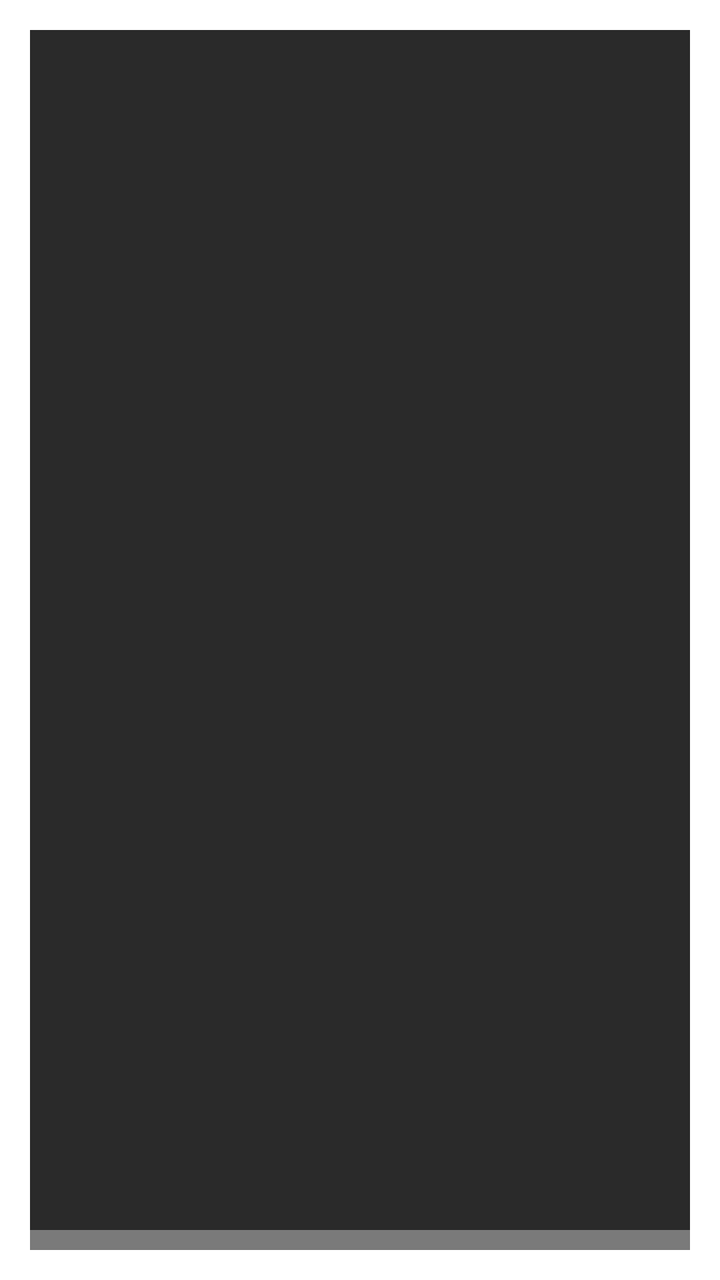
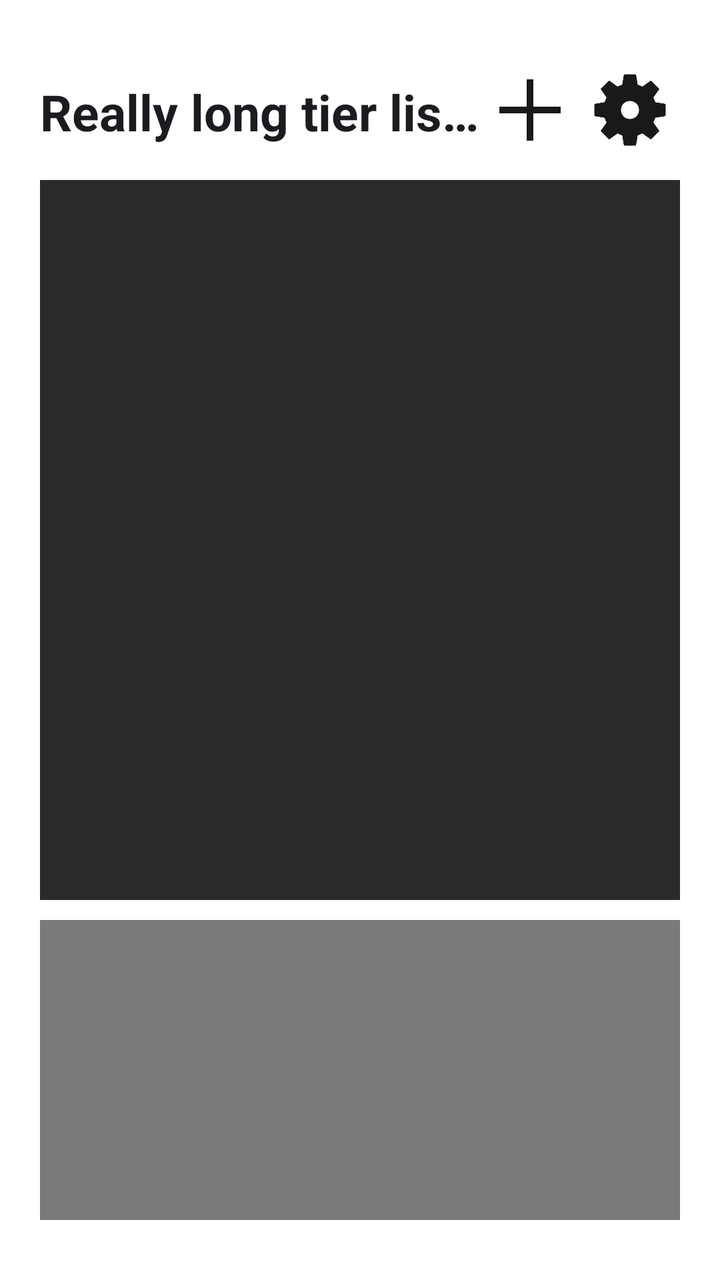

Screens rendered from an Android XML layout before and after an edit, with the pre-edit source and the edit as a unified diff.
<!-- AndroidManifest.xml: activity theme Theme.Sample_project -->
<!-- res/layout/activity_main.xml -->
<?xml version="1.0" encoding="utf-8"?>
<androidx.constraintlayout.widget.ConstraintLayout xmlns:android="http://schemas.android.com/apk/res/android"
    xmlns:app="http://schemas.android.com/apk/res-auto"
    xmlns:tools="http://schemas.android.com/tools"
    android:layout_width="match_parent"
    android:layout_height="wrap_content"
    android:alpha="1"
    android:background="#FFFFFF"
    android:padding="15dp">

    <View
        android:id="@+id/view"
        android:layout_width="match_parent"
        android:layout_height="0dp"
        app:layout_constraintTop_toTopOf="parent"
        tools:layout_editor_absoluteX="16dp" />

    <androidx.recyclerview.widget.RecyclerView
        android:id="@+id/unplaced_items"
        android:layout_width="match_parent"
        android:layout_height="250dp"
        android:background="#7A7A7A"
        android:columnWidth="90dp"
        android:numColumns="auto_fit"
        android:padding="4dp"
        app:layout_constraintBottom_toBottomOf="parent"
        app:layout_constraintStart_toStartOf="parent" />

    <ScrollView
        android:layout_width="match_parent"
        android:layout_height="600dp"
        android:background="#2A2A2A"
        android:paddingLeft="4dp"
        android:paddingTop="8dp"
        android:paddingRight="4dp"
        android:paddingBottom="8dp"
        app:layout_constraintStart_toStartOf="parent"
        app:layout_constraintTop_toTopOf="parent">


        <LinearLayout
            android:id="@+id/tier_container"
            android:layout_width="match_parent"
            android:layout_height="wrap_content"
            android:orientation="vertical">
        </LinearLayout>
    </ScrollView>

</androidx.constraintlayout.widget.ConstraintLayout>
<!-- resources referenced by this layout -->
<resources>
  <style name="Theme.Sample_project" parent="Base.Theme.Sample_project" />
  <style name="Base.Theme.Sample_project" parent="Theme.Material3.DayNight.NoActionBar">
          
          
          <item name="android:windowBackground">@color/cardview_light_background</item>
      </style>
</resources>

<!-- the commit's change to res/layout/activity_main.xml (unified diff, before → after) -->
@@ -1,49 +1,83 @@
 <?xml version="1.0" encoding="utf-8"?>
-<androidx.constraintlayout.widget.ConstraintLayout xmlns:android="http://schemas.android.com/apk/res/android"
+<androidx.constraintlayout.widget.ConstraintLayout
+    xmlns:android="http://schemas.android.com/apk/res/android"
     xmlns:app="http://schemas.android.com/apk/res-auto"
-    xmlns:tools="http://schemas.android.com/tools"
     android:layout_width="match_parent"
-    android:layout_height="wrap_content"
+    android:layout_height="match_parent"
     android:alpha="1"
-    android:background="#FFFFFF"
-    android:padding="15dp">
+    android:background="#FFFFFF">
 
-    <View
-        android:id="@+id/view"
+    <LinearLayout
+        android:id="@+id/mainLayout"
         android:layout_width="match_parent"
-        android:layout_height="0dp"
-        app:layout_constraintTop_toTopOf="parent"
-        tools:layout_editor_absoluteX="16dp" />
-
-    <androidx.recyclerview.widget.RecyclerView
-        android:id="@+id/unplaced_items"
-        android:layout_width="match_parent"
-        android:layout_height="250dp"
-        android:background="#7A7A7A"
-        android:columnWidth="90dp"
-        android:numColumns="auto_fit"
-        android:padding="4dp"
-        app:layout_constraintBottom_toBottomOf="parent"
-        app:layout_constraintStart_toStartOf="parent" />
-
-    <ScrollView
-        android:layout_width="match_parent"
-        android:layout_height="600dp"
-        android:background="#2A2A2A"
-        android:paddingLeft="4dp"
-        android:paddingTop="8dp"
-        android:paddingRight="4dp"
-        android:paddingBottom="8dp"
-        app:layout_constraintStart_toStartOf="parent"
+        android:layout_height="match_parent"
+        android:orientation="vertical"
+        android:paddingBottom="30dp"
+        android:paddingTop="30dp"
+        android:paddingLeft="20dp"
+        android:paddingRight="20dp"
         app:layout_constraintTop_toTopOf="parent">
 
-
         <LinearLayout
-            android:id="@+id/tier_container"
             android:layout_width="match_parent"
             android:layout_height="wrap_content"
-            android:orientation="vertical">
+            android:orientation="horizontal">
+            <TextView
+                android:id="@+id/tierListTitle"
+                android:layout_width="0dp"
+                android:layout_height="match_parent"
+                android:layout_weight="1"
+                android:paddingTop="9dp"
+                android:paddingBottom="9dp"
+                android:text="Really long tier list name to see how we deal with it"
+                android:textAppearance="@style/TextAppearance.AppCompat.Large"
+                android:textSize="25sp"
+                android:textStyle="bold"
+                android:textAlignment="viewStart"
+                android:ellipsize="end"
+                android:maxLines="1"/>
+            <ImageButton
+                android:id="@+id/plusIcon"
+                android:layout_width="50dp"
+                android:layout_height="50dp"
+                android:padding="5dp"
+                android:background="@null"
+                app:tint="#191919"
+                android:scaleType="centerCrop"
+                app:srcCompat="@drawable/plus"/>
+            <ImageButton
+                android:id="@+id/tierSettings"
+                android:layout_width="50dp"
+                android:layout_height="50dp"
+                android:padding="5dp"
+                android:background="@null"
+                app:tint="#191919"
+                android:scaleType="centerCrop"
+                app:srcCompat="@drawable/tiersettings"/>
         </LinearLayout>
-    </ScrollView>
+
+        <androidx.recyclerview.widget.RecyclerView
+            android:id="@+id/tierContainer"
+            android:layout_width="match_parent"
+            android:layout_height="0dp"
+            android:layout_weight="1"
+            android:background="#2A2A2A"
+            android:paddingLeft="4dp"
+            android:paddingTop="8dp"
+            android:paddingRight="4dp"
+            android:paddingBottom="8dp"
+            android:layout_marginTop="10dp"
+            android:layout_marginBottom="10dp"
+        />
+
+        <androidx.recyclerview.widget.RecyclerView
+            android:id="@+id/unplacedItems"
+            android:layout_width="match_parent"
+            android:layout_height="150dp"
+            android:background="#7A7A7A"
+            android:columnWidth="90dp"
+            android:numColumns="auto_fit"
+            android:padding="4dp"/>
+    </LinearLayout>
 
 </androidx.constraintlayout.widget.ConstraintLayout>
<!-- resource entries referenced after the edit -->
@@ -1,5 +1,7 @@
 <!-- resources referenced by this layout -->
 <resources>
+  <!-- drawable plus: png bitmap (drawable, 3029 bytes) -->
+  <!-- drawable tiersettings: png bitmap (drawable, 18298 bytes) -->
   <style name="Theme.Sample_project" parent="Base.Theme.Sample_project" />
   <style name="Base.Theme.Sample_project" parent="Theme.Material3.DayNight.NoActionBar">
           
